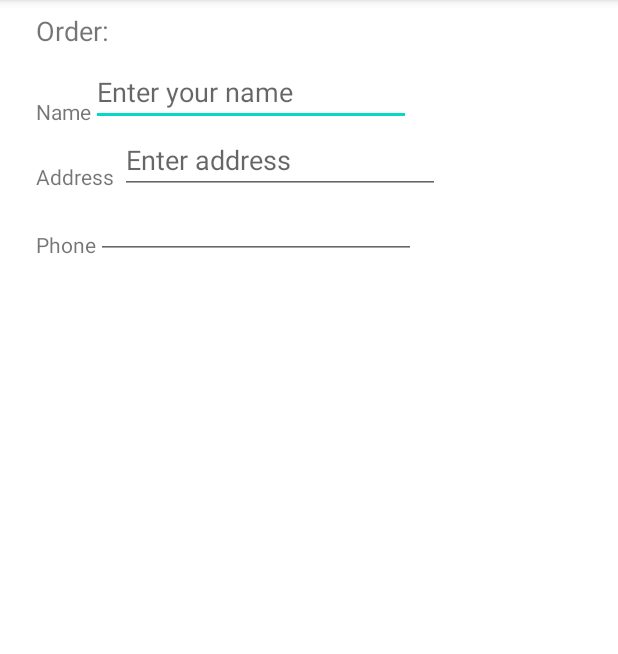
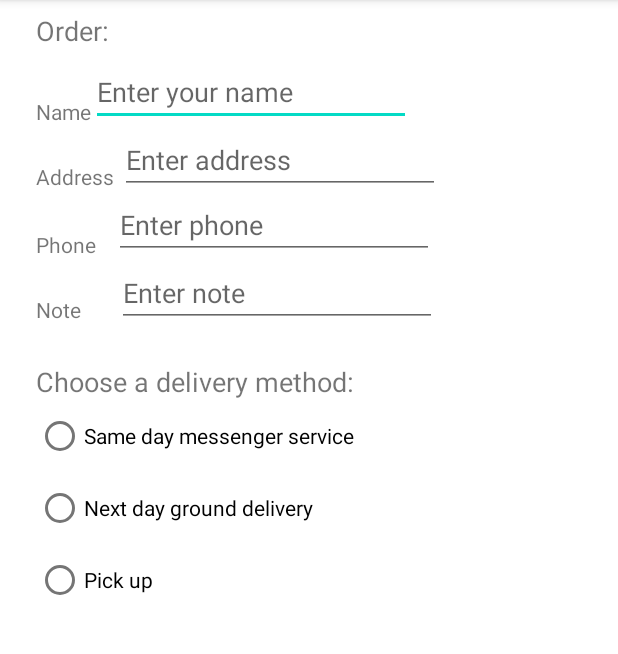
Before and after one commit to BenCraystonStudent/DroidCafe, an Android app: the OrderActivity screen opened directly, with no data from a screen before it, on a phone screen of 412 x 824 dp, the part 84-738 px from its top. Run offline under Robolectric (Android 15) with nearby library versions, the phone set to English and light mode, and no system bars.

Commit message:
New branch created

```diff
--- a/app/src/main/java/com/example/droidcafe/OrderActivity.java
+++ b/app/src/main/java/com/example/droidcafe/OrderActivity.java
@@ -3,6 +3,9 @@ package com.example.droidcafe;
 import androidx.appcompat.app.AppCompatActivity;
 
 import android.os.Bundle;
+import android.view.View;
+import android.widget.RadioButton;
+import android.widget.Toast;
 
 public class OrderActivity extends AppCompatActivity {
 
@@ -11,4 +14,35 @@ public class OrderActivity extends AppCompatActivity {
         super.onCreate(savedInstanceState);
         setContentView(R.layout.activity_order);
     }
+
+    public void onRadioButtonClicked(View view) {
+        // Is the button now checked?
+        boolean checked = ((RadioButton) view).isChecked();
+        // Check which radio button was clicked.
+        switch (view.getId()) {
+            case R.id.sameday:
+                if (checked)
+                    // Same day service
+                    displayToast(getString(R.string.same_day_messenger_service));
+                break;
+            case R.id.nextday:
+                if (checked)
+                    // Next day delivery
+                    displayToast(getString(R.string.next_day_ground_delivery));
+                break;
+            case R.id.pickup:
+                if (checked)
+                    // Pick up
+                    displayToast(getString(R.string.pick_up));
+                break;
+            default:
+                // Do nothing.
+                break;
+        }
+    }
+
+    public void displayToast(String message) {
+        Toast.makeText(getApplicationContext(), message,
+                Toast.LENGTH_SHORT).show();
+    }
 }
--- a/app/src/main/res/layout/activity_order.xml
+++ b/app/src/main/res/layout/activity_order.xml
@@ -2,6 +2,7 @@
 <androidx.constraintlayout.widget.ConstraintLayout xmlns:android="http://schemas.android.com/apk/res/android"
     xmlns:app="http://schemas.android.com/apk/res-auto"
     xmlns:tools="http://schemas.android.com/tools"
+    android:id="@+id/note_text2"
     android:layout_width="match_parent"
     android:layout_height="match_parent"
     tools:context=".OrderActivity">
@@ -22,13 +23,12 @@
         android:id="@+id/name_label"
         android:layout_width="wrap_content"
         android:layout_height="wrap_content"
-        android:text="@string/name_label_text"
         android:layout_marginStart="24dp"
         android:layout_marginLeft="24dp"
         android:layout_marginTop="32dp"
+        android:text="@string/name_label_text"
         app:layout_constraintStart_toStartOf="parent"
-        app:layout_constraintTop_toBottomOf="@+id/order_textview"
-         />
+        app:layout_constraintTop_toBottomOf="@+id/order_textview" />
 
     <EditText
         android:id="@+id/name_text"
@@ -49,8 +49,7 @@
         android:layout_marginTop="24dp"
         android:text="@string/address_label_text"
         app:layout_constraintStart_toStartOf="parent"
-        app:layout_constraintTop_toBottomOf="@+id/name_label"
-         />
+        app:layout_constraintTop_toBottomOf="@+id/name_label" />
 
     <EditText
         android:id="@+id/address_text"
@@ -70,20 +69,88 @@
         android:id="@+id/phone_label"
         android:layout_width="wrap_content"
         android:layout_height="wrap_content"
-        android:text="@string/phone_label_text"
         android:layout_marginStart="24dp"
         android:layout_marginLeft="24dp"
         android:layout_marginTop="24dp"
+        android:text="@string/phone_label_text"
         app:layout_constraintStart_toStartOf="parent"
-        app:layout_constraintTop_toBottomOf="@+id/address_text"
-        />
+        app:layout_constraintTop_toBottomOf="@+id/address_text" />
 
     <EditText
         android:id="@+id/phone_text"
         android:layout_width="wrap_content"
         android:layout_height="wrap_content"
+        android:layout_marginStart="12dp"
         android:ems="10"
+        android:hint="@string/enter_phone_hint"
         android:inputType="phone"
         app:layout_constraintBottom_toBottomOf="@+id/phone_label"
         app:layout_constraintStart_toEndOf="@+id/phone_label" />
+
+    <TextView
+        android:id="@+id/note_label"
+        android:layout_width="wrap_content"
+        android:layout_height="wrap_content"
+        android:layout_marginStart="24dp"
+        android:layout_marginLeft="24dp"
+        android:layout_marginTop="24dp"
+        android:text="@string/note_label_text"
+        app:layout_constraintStart_toStartOf="parent"
+        app:layout_constraintTop_toBottomOf="@+id/phone_label" />
+
+    <EditText
+        android:id="@+id/note_text"
+        android:layout_width="wrap_content"
+        android:layout_height="wrap_content"
+        android:layout_marginStart="24dp"
+        android:ems="10"
+        android:gravity="start|top"
+        android:hint="@string/enter_note_hint"
+        android:inputType="textMultiLine|textCapSentences"
+        app:layout_constraintBottom_toBottomOf="@+id/note_label"
+        app:layout_constraintStart_toEndOf="@+id/note_label"
+        app:layout_constraintTop_toBottomOf="@+id/phone_text"
+        app:layout_constraintVertical_bias="0.0" />
+
+    <TextView
+        android:id="@+id/delivery_label"
+        android:layout_width="wrap_content"
+        android:layout_height="wrap_content"
+        android:layout_marginStart="24dp"
+        android:layout_marginLeft="24dp"
+        android:layout_marginTop="24dp"
+        android:text="@string/choose_delivery_method"
+        android:textSize="18sp"
+        app:layout_constraintStart_toStartOf="parent"
+        app:layout_constraintTop_toBottomOf="@+id/note_text" />
+
+    <RadioGroup
+        android:layout_width="wrap_content"
+        android:layout_height="wrap_content"
+        android:layout_marginLeft="24dp"
+        android:layout_marginStart="24dp"
+        android:orientation="vertical"
+        app:layout_constraintStart_toStartOf="parent"
+        app:layout_constraintTop_toBottomOf="@id/delivery_label">
+    <RadioButton
+        android:id="@+id/sameday"
+        android:layout_width="wrap_content"
+        android:layout_height="wrap_content"
+        android:onClick="onRadioButtonClicked"
+        android:text="@string/same_day_messenger_service" />
+
+    <RadioButton
+        android:id="@+id/nextday"
+        android:layout_width="wrap_content"
+        android:layout_height="wrap_content"
+        android:onClick="onRadioButtonClicked"
+        android:text="@string/next_day_ground_delivery" />
+
+    <RadioButton
+        android:id="@+id/pickup"
+        android:layout_width="wrap_content"
+        android:layout_height="wrap_content"
+        android:onClick="onRadioButtonClicked"
+        android:text="@string/pick_up" />
+        </RadioGroup>
 </androidx.constraintlayout.widget.ConstraintLayout>
--- a/app/src/main/res/values/strings.xml
+++ b/app/src/main/res/values/strings.xml
@@ -20,4 +20,11 @@
     <string name="enter_name_hint">Enter your name</string>
     <string name="address_label_text">Address</string>
     <string name="phone_label_text">Phone</string>
+    <string name="enter_phone_hint">Enter phone</string>
+    <string name="note_label_text">Note</string>
+    <string name="enter_note_hint">Enter note</string>
+    <string name="choose_delivery_method">Choose a delivery method:</string>
+    <string name="same_day_messenger_service">Same day messenger service</string>
+    <string name="next_day_ground_delivery">Next day ground delivery</string>
+    <string name="pick_up">Pick up</string>
 </resources>
```
